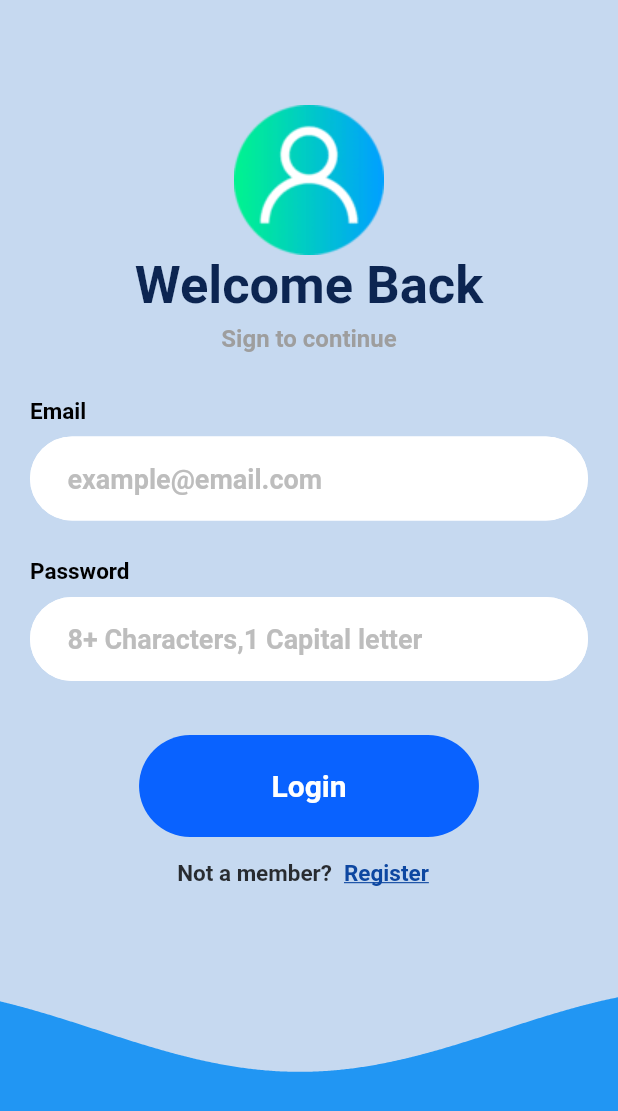
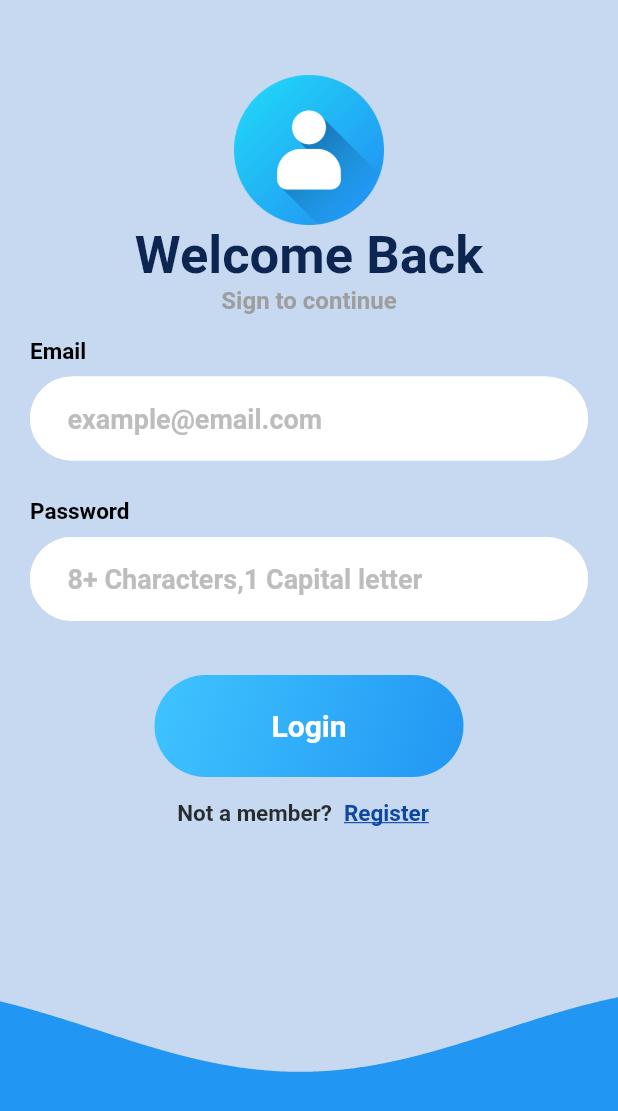
Before and after one commit to Aswin2702/Login-Page, a Flutter app: the screen it shows after launch, on a phone screen of 412 x 824 dp. Shown: the top 1111 px of the screen. Run offline on Flutter 3.47's test engine with Material 2 defaults, Android fonts, the phone set to English and light mode, and no system bars; our stand-ins replace firebase_auth, firebase_core; accounts and stored records are empty; Roboto replaces fonts that are missing (SF-Pro).

Commit message:
Login App v1

```diff
--- a/lib/login_register_page.dart
+++ b/lib/login_register_page.dart
@@ -48,33 +48,9 @@ class _LoginPageState extends State<LoginPage> {
   Widget _errorMessage() {
     return Center(
       child: Text(
-        errorMessage == '' ? '' : 'Humm ? Invalid email or password',
-        style: TextStyle(color: Colors.red, fontSize: 14, fontFamily: 'SF-Pro'),
-      ),
-    );
-  }
-
-  Widget _submitButton() {
-    return Container(
-      width: 300,
-      height: 75,
-      decoration: BoxDecoration(
-        color: Color(0xff0962ff),
-        borderRadius: BorderRadius.circular(100),
-      ),
-      child: MaterialButton(
-        onPressed: isLogin
-            ? signInWithEmailAndPassword
-            : createUserWithEmailAndPassword,
-        child: Text(
-          isLogin ? 'Login' : 'Register',
+        errorMessage!,
         style: const TextStyle(
-            fontFamily: 'SF-Pro',
-            fontSize: 20,
-            fontWeight: FontWeight.bold,
-            color: Colors.white,
-          ),
-        ),
+            color: Colors.red, fontSize: 14, fontFamily: 'SF-Pro'),
       ),
     );
   }
@@ -128,43 +104,44 @@ class _LoginPageState extends State<LoginPage> {
             mainAxisAlignment: MainAxisAlignment.start,
             children: <Widget>[
               const SizedBox(
-                height: 70,
+                height: 50,
               ),
-              Image.asset('images/user.png'),
+              isLogin
+                  ? Image.asset(
+                      'images/user.png',
+                      height: 100,
+                      width: 100,
+                    )
+                  : Container(),
               Align(
                 alignment: Alignment.center,
-                child: Padding(
-                  padding: EdgeInsets.only(left: 0.0, top: 0),
                 child: Text(
                   isLogin ? 'Welcome Back' : 'Create Account',
-                    style: TextStyle(
+                  style: const TextStyle(
                     fontSize: 35,
                     color: Color(0xff0C2551),
                     fontWeight: FontWeight.bold,
                     fontFamily: 'SF-Pro',
                   ),
                 ),
-                  //
               ),
+              const SizedBox(
+                width: 5,
               ),
               Align(
                 alignment: Alignment.center,
-                child: Padding(
-                  padding: EdgeInsets.only(left: 0.0, top: 5),
                 child: Text(
                   isLogin ? 'Sign to continue' : 'Create an account',
-                    style: TextStyle(
+                  style: const TextStyle(
                     fontSize: 16,
                     color: Colors.grey,
                     fontWeight: FontWeight.bold,
                     fontFamily: 'SF-Pro',
                   ),
                 ),
-                  //
               ),
-              ),
-              SizedBox(
-                height: isLogin ? 30 : 12,
+              const SizedBox(
+                height: 15,
               ),
               //
               Visibility(
@@ -174,7 +151,7 @@ class _LoginPageState extends State<LoginPage> {
                     Align(
                       alignment: Alignment.centerLeft,
                       child: Padding(
-                        padding: EdgeInsets.only(left: 20.0, bottom: 8),
+                        padding: const EdgeInsets.only(left: 20.0, bottom: 8),
                         child: Text(
                           "Name",
                           style: TextStyle(
@@ -204,7 +181,7 @@ class _LoginPageState extends State<LoginPage> {
                           focusColor: const Color(0xff0962ff),
                           focusedBorder: OutlineInputBorder(
                             borderRadius: BorderRadius.circular(30),
-                            borderSide: BorderSide(color: Colors.white),
+                            borderSide: const BorderSide(color: Colors.white),
                           ),
                           filled: true,
                           fillColor: Colors.white,
@@ -268,7 +245,7 @@ class _LoginPageState extends State<LoginPage> {
                     focusColor: const Color(0xff0962ff),
                     focusedBorder: OutlineInputBorder(
                       borderRadius: BorderRadius.circular(30),
-                      borderSide: BorderSide(color: Colors.white),
+                      borderSide: const BorderSide(color: Colors.white),
                     ),
                     filled: true,
                     fillColor: Colors.white,
@@ -303,6 +280,7 @@ class _LoginPageState extends State<LoginPage> {
                 padding: const EdgeInsets.fromLTRB(20, 0, 20, 10),
                 child: TextField(
                   controller: _controllerPassword,
+                  obscureText: true,
                   style: TextStyle(
                       fontSize: 19,
                       color: Colors.blue[900],
@@ -319,7 +297,7 @@ class _LoginPageState extends State<LoginPage> {
                     focusColor: const Color(0xff0962ff),
                     focusedBorder: OutlineInputBorder(
                       borderRadius: BorderRadius.circular(30),
-                      borderSide: BorderSide(color: Colors.white),
+                      borderSide: const BorderSide(color: Colors.white),
                     ),
                     filled: true,
                     fillColor: Colors.white,
@@ -340,10 +318,17 @@ class _LoginPageState extends State<LoginPage> {
                 height: 5,
               ),
               Container(
-                width: scrWidth * 0.55,
+                width: scrWidth / 2,
                 height: 68,
                 decoration: BoxDecoration(
-                  color: Color(0xff0962ff),
+                  gradient: const LinearGradient(
+                    colors: [
+                      Colors.lightBlueAccent,
+                      Colors.blue,
+                    ],
+                    begin: Alignment.topLeft,
+                    end: Alignment.bottomRight,
+                  ),
                   borderRadius: BorderRadius.circular(100),
                 ),
                 child: MaterialButton(
--- a/lib/widget_tree.dart
+++ b/lib/widget_tree.dart
@@ -19,7 +19,7 @@ class _WidgetTreeState extends State<WidgetTree> {
         if (snapshot.hasData) {
           return HomePage();
         } else {
-          return LoginPage();
+          return const LoginPage();
         }
       },
     );
```
Also changed, not shown: images/user.png, pubspec.lock, 2 other files. Lines whose indentation alone changed are shown as unchanged.
